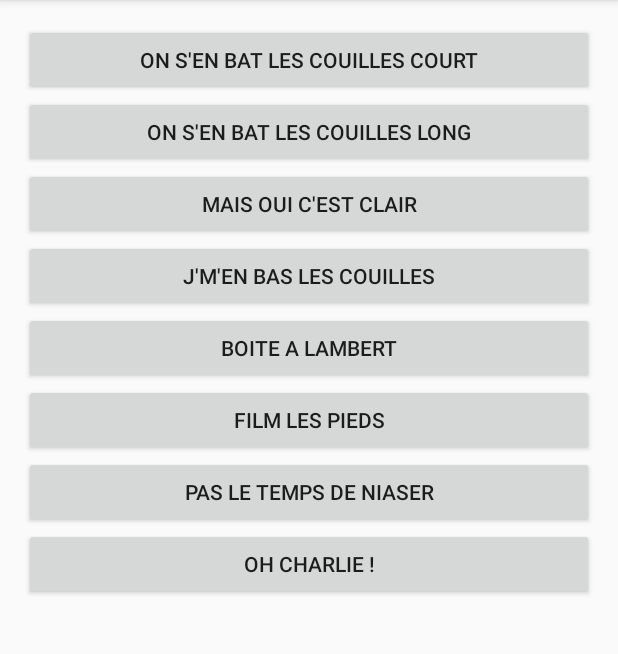
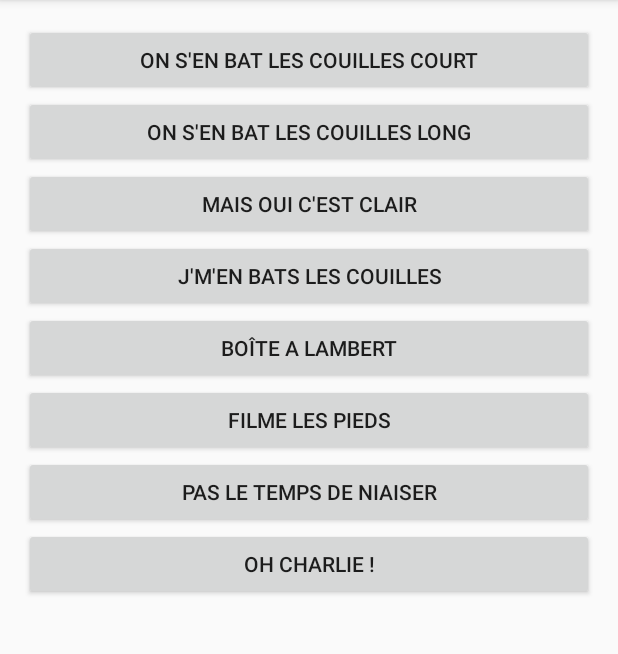
Before and after one commit to MatthieuCotton/SoundBox, an Android app: the screen it shows after launch (MainActivity), on a phone screen of 412 x 824 dp, the part 84-738 px from its top. Run offline under Robolectric (Android 15) with nearby library versions, the phone set to English and light mode, and no system bars.

Commit message:
Utilisation de strings.xml

```diff
--- a/app/src/main/res/layout/content_main.xml
+++ b/app/src/main/res/layout/content_main.xml
@@ -25,49 +25,49 @@
             <Button
                 android:layout_width="match_parent"
                 android:layout_height="wrap_content"
-                android:text="On s&apos;en bat les couilles court"
+                android:text="@string/onSenBatLesCouillesCourt"
                 android:id="@+id/onSenBatLesCouillesCourt" />
 
             <Button
                 android:layout_width="match_parent"
                 android:layout_height="wrap_content"
-                android:text="On s&apos;en bat les couilles long"
-                android:id="@+id/onSenBatLesCouillesLong" />
+                android:id="@+id/onSenBatLesCouillesLong"
+                android:text="@string/onSenBatLesCouillesLong" />
 
             <Button
                 android:layout_width="match_parent"
                 android:layout_height="wrap_content"
-                android:text="Mais oui c&apos;est clair"
+                android:text="@string/malou"
                 android:id="@+id/Malou" />
 
             <Button
                 android:layout_width="match_parent"
                 android:layout_height="wrap_content"
-                android:text="J&apos;m&apos;en bas les couilles"
+                android:text="@string/jeMenBatsLesCouilles"
                 android:id="@+id/Makelele" />
 
             <Button
                 android:layout_width="match_parent"
                 android:layout_height="wrap_content"
-                android:text="Boite a lambert"
+                android:text="@string/lambert"
                 android:id="@+id/lambert" />
 
             <Button
                 android:layout_width="match_parent"
                 android:layout_height="wrap_content"
-                android:text="film les pieds"
+                android:text="@string/filmLesPieds"
                 android:id="@+id/filmLesPieds" />
 
             <Button
                 android:layout_width="match_parent"
                 android:layout_height="wrap_content"
-                android:text="Pas le temps de niaser"
+                android:text="@string/pasLeTempsDeNiaiser"
                 android:id="@+id/pasltps" />
 
             <Button
                 android:layout_width="match_parent"
                 android:layout_height="wrap_content"
-                android:text="Oh Charlie !"
+                android:text="@string/charlie"
                 android:id="@+id/charlie" />
 
 
--- a/app/src/main/res/values/strings.xml
+++ b/app/src/main/res/values/strings.xml
@@ -1,4 +1,12 @@
 <resources>
     <string name="app_name">SoundBox</string>
     <string name="action_settings">Settings</string>
+    <string name="onSenBatLesCouillesCourt">On s\'en bat les couilles court</string>
+    <string name="onSenBatLesCouillesLong">On s\'en bat les couilles long</string>
+    <string name="malou">Mais oui c\'est clair</string>
+    <string name="jeMenBatsLesCouilles">J\'m\'en bats les couilles</string>
+    <string name="lambert">Boîte a lambert</string>
+    <string name="filmLesPieds">Filme les pieds</string>
+    <string name="pasLeTempsDeNiaiser">Pas le temps de niaiser</string>
+    <string name="charlie">Oh Charlie !</string>
 </resources>
```
